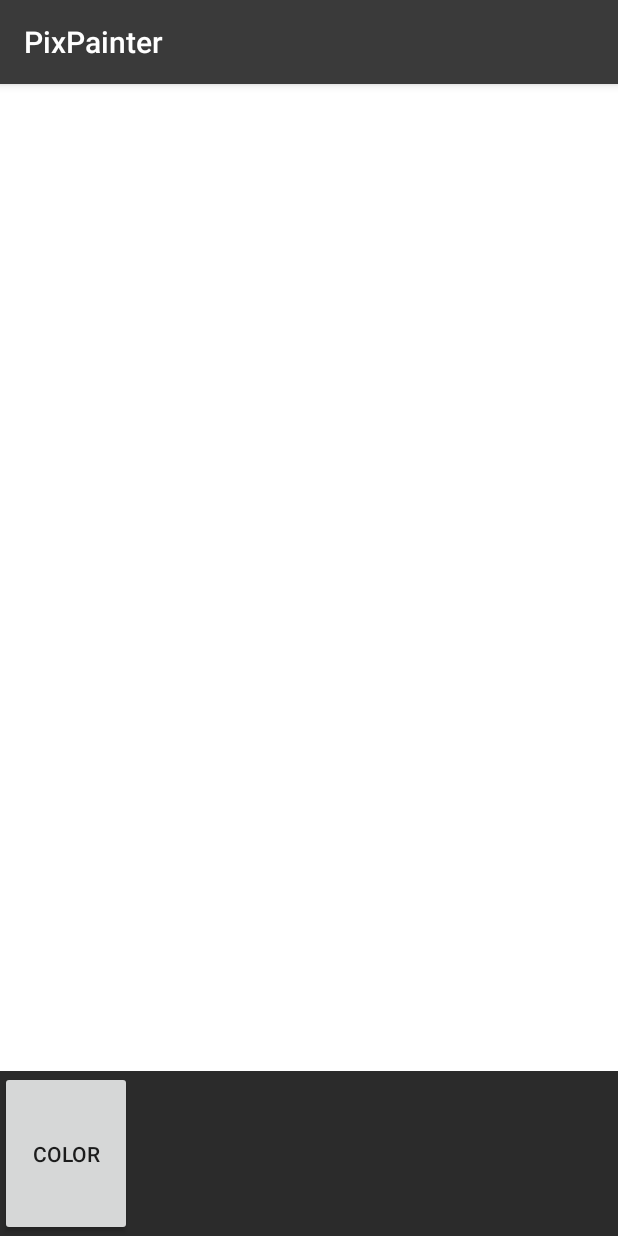
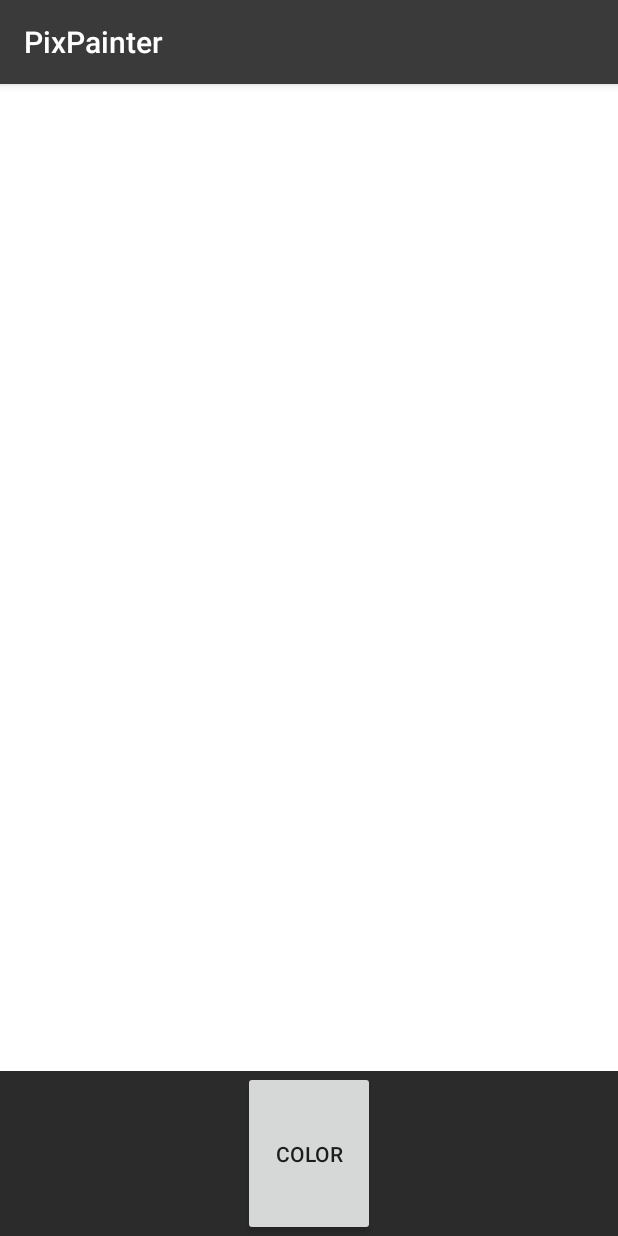
Before and after one commit to juusojpak/PixPainter, an Android app: the screen it shows after launch (EditorActivity), after a tap on "START DRAWING", on a phone screen of 412 x 824 dp. Run offline under Robolectric (Android 15) with nearby library versions, the phone set to English and light mode, and no system bars.

Commit message:
Center color button.

```diff
--- a/app/src/main/res/layout/activity_editor.xml
+++ b/app/src/main/res/layout/activity_editor.xml
@@ -22,13 +22,14 @@
         android:layout_width="match_parent"
         android:layout_height="0dp"
         android:layout_weight="1"
+        android:gravity="center"
         android:background="@color/colorPrimaryDark">
 
         <Button
             android:id="@+id/colorPickerButton"
             android:layout_width="wrap_content"
             android:layout_height="match_parent"
-            android:text="Color"
+            android:text="@string/color"
             android:onClick="handleColorPickerClick"/>
 
     </LinearLayout>
--- a/app/src/main/res/values/strings.xml
+++ b/app/src/main/res/values/strings.xml
@@ -11,4 +11,5 @@
     <string name="blueVal">Blue: </string>
     <string name="select">Select</string>
     <string name="cancel">Cancel</string>
+    <string name="color">Color</string>
 </resources>
```
Also changed, not shown: app/src/main/AndroidManifest.xml (line endings or trailing spaces).
